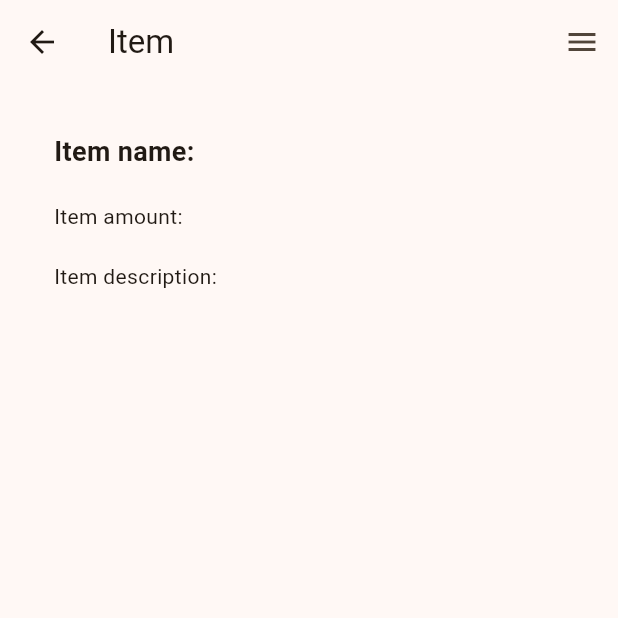
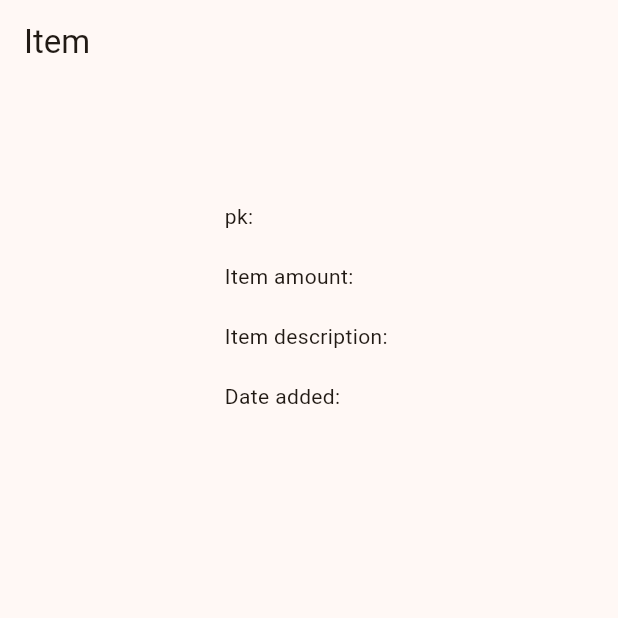
Before and after one commit to Frmeta/inventory-game-mobile, a Flutter app: the Detail screen opened directly with empty values, on a phone screen of 412 x 824 dp, the top half of it. Run offline on Flutter 3.47's test engine with Material 2 defaults, Android fonts, the phone set to English and light mode, and no system bars; missing offline and left inert: pbp_django_auth.

Commit message:
Encounter problem

```diff
--- a/lib/main.dart
+++ b/lib/main.dart
@@ -1,5 +1,6 @@
 import 'package:flutter/material.dart';
 import 'package:inventory_game/screens/login.dart';
+//import 'package:inventory_game/screens/menu.dart';
 import 'package:pbp_django_auth/pbp_django_auth.dart';
 import 'package:provider/provider.dart';
 
@@ -24,7 +25,9 @@ class MyApp extends StatelessWidget {
             colorScheme: ColorScheme.fromSeed(seedColor: Colors.orange),
             useMaterial3: true,
           ),
-          home: const LoginPage(),
+          home:
+                  const LoginPage(),
+                  //MyHomePage()
         ));
   }
 }
--- a/lib/screens/detail.dart
+++ b/lib/screens/detail.dart
@@ -1,15 +1,19 @@
 import 'package:flutter/material.dart';
-import 'package:inventory_game/widgets/right_drawer.dart';
 
 class Detail extends StatelessWidget {
+  final String pk;
   final String name;
   final String amount;
   final String description;
+  final String dateAdded;
+
   const Detail(
       {super.key,
+      required this.pk,
       required this.name,
       required this.amount,
-      required this.description});
+      required this.description,
+      required this.dateAdded});
 
   @override
   Widget build(BuildContext context) {
@@ -17,16 +21,17 @@ class Detail extends StatelessWidget {
         appBar: AppBar(
           title: const Text('Item'),
         ),
-        endDrawer: const RightDrawer(),
+        //endDrawer: const RightDrawer(),
         body: Container(
           margin: const EdgeInsets.symmetric(horizontal: 16, vertical: 12),
           padding: const EdgeInsets.all(20.0),
-          child: Column(
+          child: Center(
+            child: Column(
             mainAxisAlignment: MainAxisAlignment.start,
             crossAxisAlignment: CrossAxisAlignment.start,
             children: [
               Text(
-                "Item name: $name",
+                name,
                 style: const TextStyle(
                   fontSize: 18.0,
                   fontWeight: FontWeight.bold,
@@ -35,13 +40,23 @@ class Detail extends StatelessWidget {
 
               const SizedBox(height: 20),
 
+              Text("pk: $pk"),
+
+              const SizedBox(height: 20),
+
               Text("Item amount: $amount"),
 
               const SizedBox(height: 20),
 
-              Text("Item description: $description")
+              Text("Item description: $description"),
+
+              const SizedBox(height: 20),
+
+              Text("Date added: $dateAdded"),
             ],
           ),
+          )
+
         ));
   }
 }
--- a/lib/screens/menu.dart
+++ b/lib/screens/menu.dart
@@ -18,7 +18,7 @@ class ItemDisplay {
 }
 
 class MyHomePage extends StatelessWidget {
-  MyHomePage({Key? key}) : super(key: key);
+  MyHomePage({super.key});
 
   final List<Tombol> tombols = [
     Tombol("Lihat Item", Icons.description, const Color(0xFF9E7682)),
```
Also changed, not shown: lib/models/item.dart (+7 -6 lines), lib/screens/list_item.dart (+20 -15 lines), lib/screens/login.dart (+20 -6 lines), lib/screens/register.dart (added, +135 -0 lines), 1 other file.
